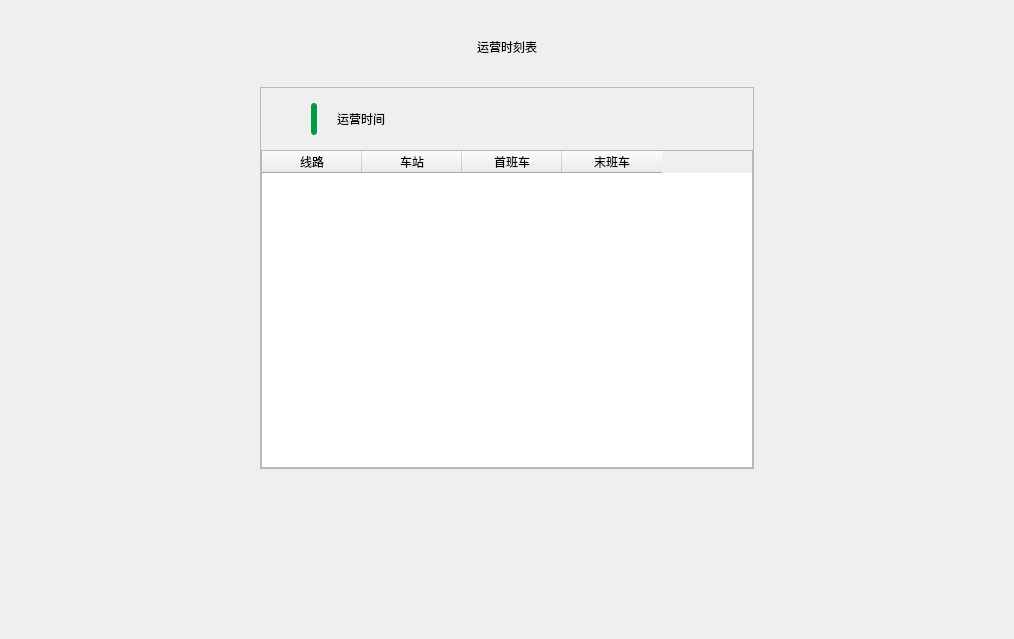
Qt form info/TimeTableWidget.ui (EllieYY/ism) before a commit.
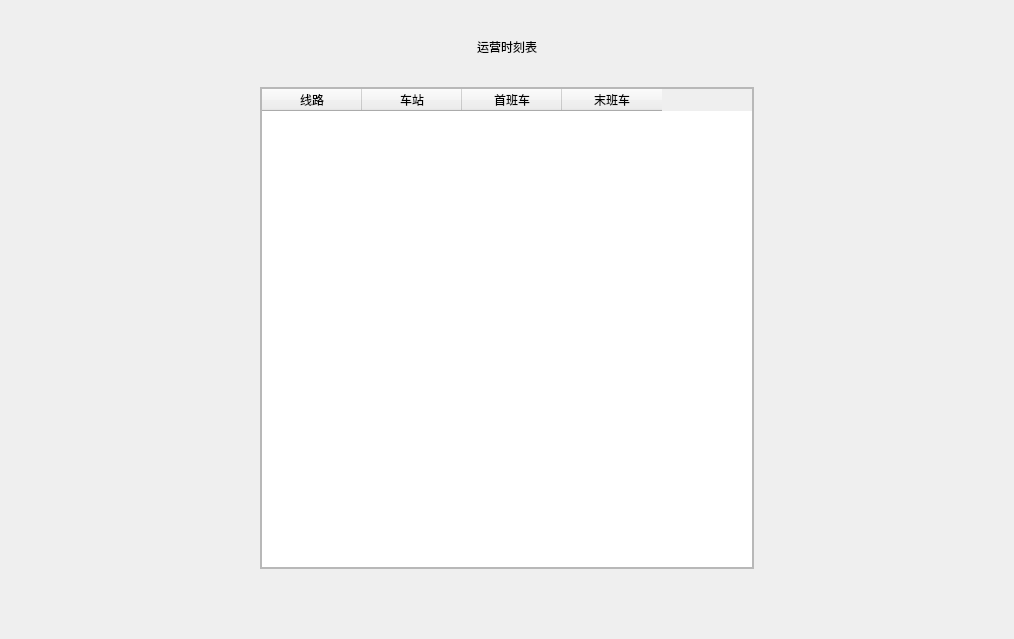
The same form after that commit.

Commit message: time table ok.

Patch:
```diff
--- a/info/TimeTableWidget.ui
+++ b/info/TimeTableWidget.ui
@@ -45,7 +45,7 @@
        <number>260</number>
       </property>
       <property name="bottomMargin">
-       <number>140</number>
+       <number>40</number>
       </property>
       <item>
        <layout class="QHBoxLayout" name="horizontalLayout_3">
@@ -95,7 +95,7 @@
         <property name="frameShadow">
          <enum>QFrame::Raised</enum>
         </property>
-        <layout class="QVBoxLayout" name="verticalLayout" stretch="0,0,0,0,0">
+        <layout class="QVBoxLayout" name="verticalLayout" stretch="0,0">
          <property name="spacing">
           <number>0</number>
          </property>
@@ -111,121 +111,6 @@
          <property name="bottomMargin">
           <number>0</number>
          </property>
-         <item>
-          <spacer name="verticalSpacer">
-           <property name="orientation">
-            <enum>Qt::Vertical</enum>
-           </property>
-           <property name="sizeType">
-            <enum>QSizePolicy::Fixed</enum>
-           </property>
-           <property name="sizeHint" stdset="0">
-            <size>
-             <width>20</width>
-             <height>15</height>
-            </size>
-           </property>
-          </spacer>
-         </item>
-         <item>
-          <layout class="QHBoxLayout" name="horizontalLayout_2">
-           <property name="spacing">
-            <number>0</number>
-           </property>
-           <item>
-            <spacer name="horizontalSpacer_2">
-             <property name="orientation">
-              <enum>Qt::Horizontal</enum>
-             </property>
-             <property name="sizeType">
-              <enum>QSizePolicy::Fixed</enum>
-             </property>
-             <property name="sizeHint" stdset="0">
-              <size>
-               <width>50</width>
-               <height>20</height>
-              </size>
-             </property>
-            </spacer>
-           </item>
-           <item>
-            <widget class="QLabel" name="label_3">
-             <property name="minimumSize">
-              <size>
-               <width>6</width>
-               <height>32</height>
-              </size>
-             </property>
-             <property name="maximumSize">
-              <size>
-               <width>6</width>
-               <height>32</height>
-              </size>
-             </property>
-             <property name="styleSheet">
-              <string notr="true">background-color: #009944;
-border-radius: 3px;
-</string>
-             </property>
-             <property name="text">
-              <string/>
-             </property>
-            </widget>
-           </item>
-           <item>
-            <spacer name="horizontalSpacer_3">
-             <property name="orientation">
-              <enum>Qt::Horizontal</enum>
-             </property>
-             <property name="sizeType">
-              <enum>QSizePolicy::Fixed</enum>
-             </property>
-             <property name="sizeHint" stdset="0">
-              <size>
-               <width>20</width>
-               <height>20</height>
-              </size>
-             </property>
-            </spacer>
-           </item>
-           <item>
-            <widget class="QLabel" name="basicText">
-             <property name="text">
-              <string>运营时间</string>
-             </property>
-            </widget>
-           </item>
-           <item>
-            <spacer name="horizontalSpacer">
-             <property name="orientation">
-              <enum>Qt::Horizontal</enum>
-             </property>
-             <property name="sizeHint" stdset="0">
-              <size>
-               <width>40</width>
-               <height>20</height>
-              </size>
-             </property>
-            </spacer>
-           </item>
-          </layout>
-         </item>
-         <item>
-          <spacer name="verticalSpacer_2">
-           <property name="orientation">
-            <enum>Qt::Vertical</enum>
-           </property>
-           <property name="sizeType">
-            <enum>QSizePolicy::Fixed</enum>
-           </property>
-           <property name="sizeHint" stdset="0">
-            <size>
-             <width>20</width>
-             <height>15</height>
-            </size>
-           </property>
-          </spacer>
-         </item>
          <item>
           <widget class="QFrame" name="viewFrame">
            <property name="frameShape">
```
The commit also changes 22 other files.
